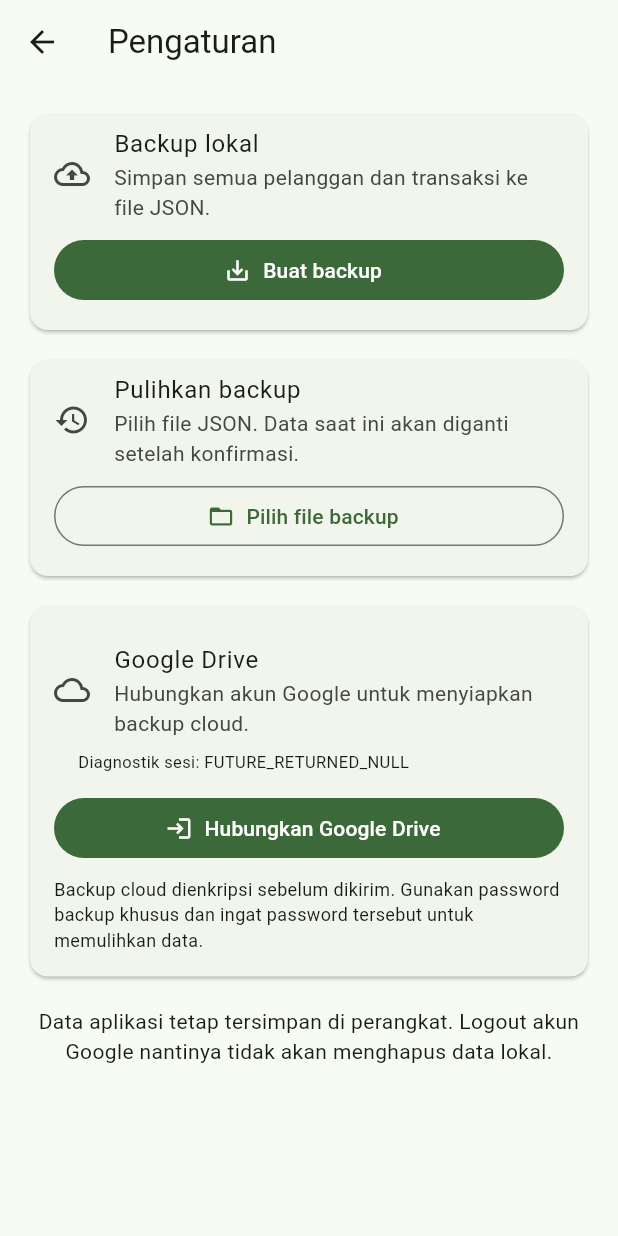
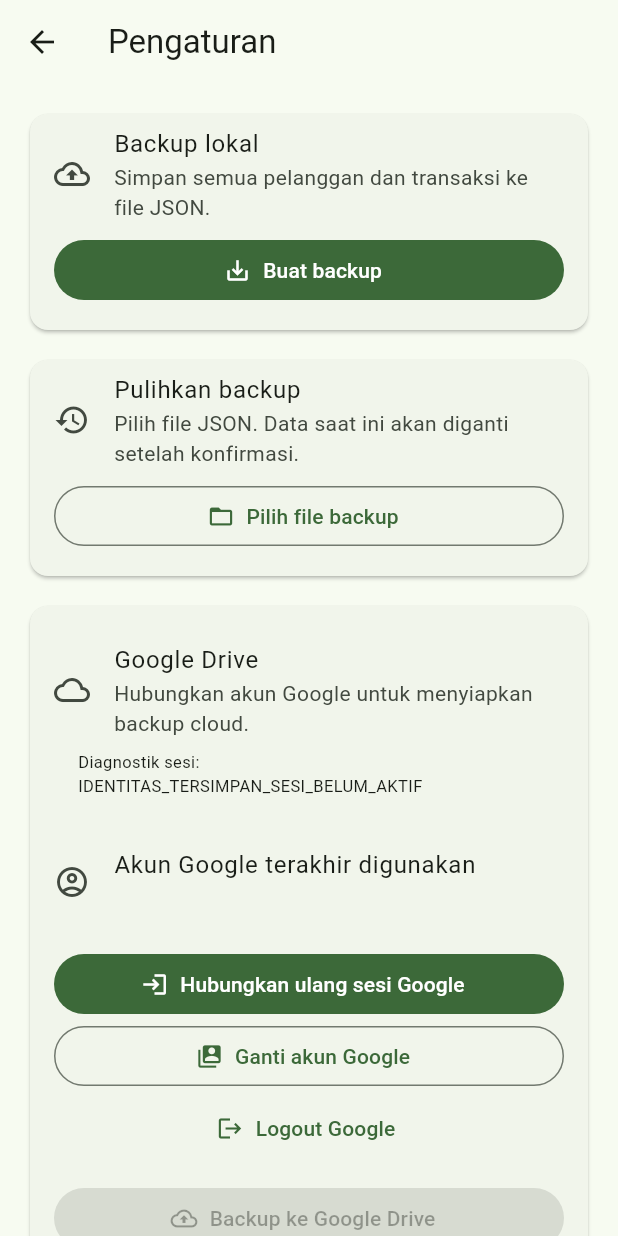
Before and after one commit to bralingmas7/buku, a Flutter app: the screen it shows after launch, after a tap on the "settings" icon, on a phone screen of 412 x 824 dp. Run offline on Flutter 3.47's test engine with Material 3 defaults, Android fonts, the phone set to English and light mode, and no system bars; our stand-ins replace file_picker, google_sign_in, shared_preferences, sqflite; missing offline and left inert: cryptography, extension_google_sign_in_as_googleapis_auth, googleapis; accounts and stored records are empty.

Commit message:
Fix Google session status restoration

```diff
--- a/lib/screens/settings_screen.dart
+++ b/lib/screens/settings_screen.dart
@@ -32,9 +32,12 @@ class _SettingsScreenState extends State<SettingsScreen> {
 
     _googleAccountSubscription = google.accountChanges.listen(
       (account) {
-        if (!mounted) return;
+        // Event tanpa akun tidak menghapus identitas yang tersimpan.
+        // Logout eksplisit ditangani oleh _logoutGoogle().
+        if (!mounted || account == null) return;
+
         setState(() {
-          _googleEmail = account?.email;
+          _googleEmail = account.email;
           _googleRestoreStatus =
               GoogleDriveService.instance.restoreDiagnostic;
         });
@@ -55,15 +58,19 @@ class _SettingsScreenState extends State<SettingsScreen> {
 
   Future<void> _restoreGoogleStatus() async {
     try {
-      final account =
-          await GoogleDriveService.instance.restoreAccount();
+      final google = GoogleDriveService.instance;
+      final account = await google.restoreAccount();
+      final savedEmail = await google.loadSavedAccountEmail();
 
       if (!mounted) return;
 
       setState(() {
-        _googleEmail = account?.email;
-        _googleRestoreStatus =
-            GoogleDriveService.instance.restoreDiagnostic;
+        _googleEmail = account?.email ?? savedEmail;
+        _googleRestoreStatus = account != null
+            ? 'SESI_AKTIF'
+            : savedEmail != null
+                ? 'IDENTITAS_TERSIMPAN_SESI_BELUM_AKTIF'
+                : 'BELUM_TERHUBUNG';
       });
     } catch (e) {
       if (!mounted) return;
@@ -546,9 +553,20 @@ class _SettingsScreenState extends State<SettingsScreen> {
                     ListTile(
                       contentPadding: EdgeInsets.zero,
                       leading: const Icon(Icons.account_circle_outlined),
-                      title: const Text('Akun terhubung'),
+                      title: const Text('Akun Google terakhir digunakan'),
                       subtitle: Text(_googleEmail!),
                     ),
+                    if (GoogleDriveService.instance.account == null) ...[
+                      const SizedBox(height: 8),
+                      SizedBox(
+                        width: double.infinity,
+                        child: FilledButton.icon(
+                          onPressed: _busy ? null : _connectGoogle,
+                          icon: const Icon(Icons.login),
+                          label: const Text('Hubungkan ulang sesi Google'),
+                        ),
+                      ),
+                    ],
                     SizedBox(
                       width: double.infinity,
                       child: OutlinedButton.icon(
@@ -579,7 +597,9 @@ class _SettingsScreenState extends State<SettingsScreen> {
                     SizedBox(
                       width: double.infinity,
                       child: FilledButton.icon(
-                        onPressed: _busy ? null : _cloudBackup,
+                        onPressed: _busy || GoogleDriveService.instance.account == null
+                            ? null
+                            : _cloudBackup,
                         icon: const Icon(Icons.cloud_upload_outlined),
                         label: const Text('Backup ke Google Drive'),
                       ),
@@ -588,7 +608,9 @@ class _SettingsScreenState extends State<SettingsScreen> {
                     SizedBox(
                       width: double.infinity,
                       child: OutlinedButton.icon(
-                        onPressed: _busy ? null : _cloudRestore,
+                        onPressed: _busy || GoogleDriveService.instance.account == null
+                            ? null
+                            : _cloudRestore,
                         icon: const Icon(Icons.cloud_download_outlined),
                         label: const Text('Pulihkan dari Google Drive'),
                       ),
--- a/lib/services/google_drive_service.dart
+++ b/lib/services/google_drive_service.dart
@@ -5,6 +5,7 @@ import 'dart:typed_data';
 import 'package:extension_google_sign_in_as_googleapis_auth/extension_google_sign_in_as_googleapis_auth.dart';
 import 'package:google_sign_in/google_sign_in.dart';
 import 'package:googleapis/drive/v3.dart' as drive;
+import 'package:shared_preferences/shared_preferences.dart';
 
 class GoogleDriveService {
   GoogleDriveService._();
@@ -25,6 +26,8 @@ class GoogleDriveService {
   static const int _maximumBackupBytes = 100 * 1024 * 1024;
 
   final GoogleSignIn _google = GoogleSignIn.instance;
+  final SharedPreferencesAsync _preferences = SharedPreferencesAsync();
+  static const String _savedAccountEmailKey = 'google_drive_saved_email';
   Future<void>? _initialization;
   GoogleSignInAccount? _account;
   StreamSubscription<GoogleSignInAuthenticationEvent>? _authSubscription;
@@ -68,50 +71,31 @@ class GoogleDriveService {
 
   String get restoreDiagnostic => _restoreDiagnostic;
 
+  Future<String?> loadSavedAccountEmail() =>
+      _preferences.getString(_savedAccountEmailKey);
+
   Future<GoogleSignInAccount?> restoreAccount() async {
     _restoreDiagnostic = 'INITIALIZING';
     await initialize();
 
     if (_account != null) {
-      _restoreDiagnostic = 'ACCOUNT_ALREADY_AVAILABLE';
+      _restoreDiagnostic = 'SESSION_ACTIVE';
       return _account;
     }
 
-    _restoreDiagnostic = 'ATTEMPTING_LIGHTWEIGHT_AUTH';
-
-    try {
-      final attempt = _google.attemptLightweightAuthentication(
-        reportAllExceptions: true,
-      );
-
-      if (attempt == null) {
-        _restoreDiagnostic = 'NO_FUTURE_RETURNED';
-        return null;
-      }
-
-      final restored = await attempt;
-
-      if (restored == null) {
-        _restoreDiagnostic = 'FUTURE_RETURNED_NULL';
-        return _account;
-      }
-
-      _setAccount(restored);
-      _restoreDiagnostic = 'LIGHTWEIGHT_RESTORED';
-      return _account;
-    } catch (e) {
-      _restoreDiagnostic = 'ERROR ${e.runtimeType}: $e';
-      rethrow;
-    }
+    _restoreDiagnostic = 'NO_ACTIVE_SESSION';
+    return null;
   }
 
   Future<T> _withDriveApi<T>(
     Future<T> Function(drive.DriveApi api) action,
   ) async {
-    final currentAccount = await restoreAccount();
+    final currentAccount = _account;
 
     if (currentAccount == null) {
-      throw StateError('Hubungkan akun Google Drive terlebih dahulu.');
+      throw StateError(
+        'Sesi Google belum aktif. Hubungkan ulang Google Drive terlebih dahulu.',
+      );
     }
 
     final authorizationClient = currentAccount.authorizationClient;
@@ -261,7 +245,6 @@ class GoogleDriveService {
     }
 
     final account = await _google.authenticate();
-    _setAccount(account);
 
     final authorizationClient = account.authorizationClient;
     final authorization =
@@ -281,13 +264,19 @@ class GoogleDriveService {
       client.close();
     }
 
+    _setAccount(account);
+    await _preferences.setString(_savedAccountEmailKey, account.email);
+    _restoreDiagnostic = 'SESSION_ACTIVE';
+
     return account.email;
   }
 
   Future<void> signOut() async {
     await initialize();
     await _google.signOut();
+    await _preferences.remove(_savedAccountEmailKey);
     _setAccount(null);
+    _restoreDiagnostic = 'SIGNED_OUT';
   }
 
   Future<String> switchAccount() async {
--- a/pubspec.yaml
+++ b/pubspec.yaml
@@ -18,6 +18,7 @@ dependencies:
   googleapis: ^19.0.0
   extension_google_sign_in_as_googleapis_auth: ^3.0.0
   cryptography: ^2.7.0
+  shared_preferences: 2.3.1
 
 dev_dependencies:
   flutter_test:
```
